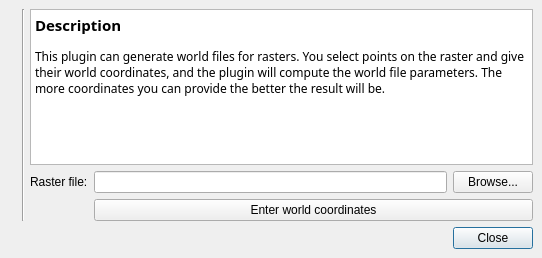
This is src/plugins/georeferencer/pluginguibase.ui in gopal-bhatt/PIHMgis as Qt 5 draws it before an edit. The edited form follows.
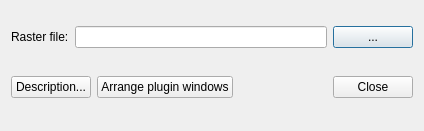
This is the edited form. Icons and pictures are not drawn. Custom widgets are drawn as their Qt base class.

Patch:
```diff
--- a/src/plugins/georeferencer/pluginguibase.ui
+++ b/src/plugins/georeferencer/pluginguibase.ui
@@ -5,61 +5,78 @@
    <rect>
     <x>0</x>
     <y>0</y>
-    <width>542</width>
-    <height>258</height>
+    <width>424</width>
+    <height>131</height>
    </rect>
   </property>
   <property name="windowTitle" >
    <string>Georeferencer</string>
   </property>
   <property name="windowIcon" >
-   <iconset resource="georeferencer.qrc" >:/icon.png</iconset>
+   <iconset/>
   </property>
   <layout class="QGridLayout" >
-   <property name="margin" >
-    <number>9</number>
-   </property>
-   <property name="spacing" >
-    <number>6</number>
-   </property>
-   <item row="1" column="2" >
+   <item row="0" column="0" >
     <widget class="QLabel" name="textLabel1" >
      <property name="text" >
       <string>Raster file:</string>
      </property>
     </widget>
    </item>
-   <item row="0" column="2" colspan="3" >
-    <widget class="QTextEdit" name="textEdit" >
-     <property name="html" >
-      <string>&lt;html>&lt;head>&lt;meta name="qrichtext" content="1" />&lt;/head>&lt;body style=" white-space: pre-wrap; font-family:Sans Serif; font-size:9pt; font-weight:400; font-style:normal; text-decoration:none;">&lt;p style=" margin-top:16px; margin-bottom:12px; margin-left:0px; margin-right:0px; -qt-block-indent:0; text-indent:0px;">&lt;span style=" font-size:11pt; font-weight:600;">Description&lt;/span>&lt;/p>&lt;p style=" margin-top:12px; margin-bottom:12px; margin-left:0px; margin-right:0px; -qt-block-indent:0; text-indent:0px;">This plugin can generate world files for rasters. You select points on the raster and give their world coordinates, and the plugin will compute the world file parameters. The more coordinates you can provide the better the result will be.&lt;/p>&lt;/body>&lt;/html></string>
+   <item row="0" column="1" >
+    <widget class="QLineEdit" name="leSelectRaster" >
+     <property name="sizePolicy" >
+      <sizepolicy vsizetype="Fixed" hsizetype="Expanding" >
+       <horstretch>0</horstretch>
+       <verstretch>0</verstretch>
+      </sizepolicy>
      </property>
     </widget>
    </item>
-   <item rowspan="3" row="0" column="0" >
-    <widget class="QLabel" name="pixmapLabel2" >
-     <property name="maximumSize" >
-      <size>
-       <width>150</width>
-       <height>32767</height>
-      </size>
+   <item row="0" column="2" >
+    <widget class="QPushButton" name="pbnSelectRaster" >
+     <property name="sizePolicy" >
+      <sizepolicy vsizetype="Fixed" hsizetype="Fixed" >
+       <horstretch>0</horstretch>
+       <verstretch>0</verstretch>
+      </sizepolicy>
      </property>
-     <property name="pixmap" >
-      <pixmap resource="georeferencer.qrc" >:/georef.png</pixmap>
+     <property name="text" >
+      <string>...</string>
      </property>
-     <property name="scaledContents" >
-      <bool>true</bool>
-     </property>
     </widget>
    </item>
-   <item row="3" column="0" colspan="5" >
+   <item row="1" column="0" colspan="3" >
     <layout class="QHBoxLayout" >
-     <property name="margin" >
-      <number>0</number>
-     </property>
      <property name="spacing" >
       <number>6</number>
      </property>
+     <property name="leftMargin" >
+      <number>0</number>
+     </property>
+     <property name="topMargin" >
+      <number>0</number>
+     </property>
+     <property name="rightMargin" >
+      <number>0</number>
+     </property>
+     <property name="bottomMargin" >
+      <number>0</number>
+     </property>
+     <item>
+      <widget class="QPushButton" name="pbnDescription" >
+       <property name="text" >
+        <string>Description...</string>
+       </property>
+      </widget>
+     </item>
+     <item>
+      <widget class="QPushButton" name="mArrangeWindowsButton" >
+       <property name="text" >
+        <string>Arrange plugin windows</string>
+       </property>
+      </widget>
+     </item>
      <item>
       <spacer>
        <property name="orientation" >
@@ -70,8 +87,8 @@
        </property>
        <property name="sizeHint" >
         <size>
-         <width>441</width>
-         <height>21</height>
+         <width>141</width>
+         <height>36</height>
         </size>
        </property>
       </spacer>
@@ -85,69 +102,9 @@
      </item>
     </layout>
    </item>
-   <item rowspan="3" row="0" column="1" >
-    <widget class="Line" name="line1" >
-     <property name="maximumSize" >
-      <size>
-       <width>2</width>
-       <height>32767</height>
-      </size>
-     </property>
-     <property name="frameShape" >
-      <enum>QFrame::VLine</enum>
-     </property>
-     <property name="frameShadow" >
-      <enum>QFrame::Sunken</enum>
-     </property>
-     <property name="orientation" >
-      <enum>Qt::Vertical</enum>
-     </property>
-    </widget>
-   </item>
-   <item row="2" column="3" colspan="2" >
-    <widget class="QPushButton" name="pbnEnterWorldCoords" >
-     <property name="text" >
-      <string>Enter world coordinates</string>
-     </property>
-    </widget>
-   </item>
-   <item row="1" column="4" >
-    <widget class="QPushButton" name="pbnSelectRaster" >
-     <property name="sizePolicy" >
-      <sizepolicy>
-       <hsizetype>0</hsizetype>
-       <vsizetype>0</vsizetype>
-       <horstretch>0</horstretch>
-       <verstretch>0</verstretch>
-      </sizepolicy>
-     </property>
-     <property name="text" >
-      <string>Browse...</string>
-     </property>
-    </widget>
-   </item>
-   <item row="1" column="3" >
-    <widget class="QgsFileDropEdit" name="leSelectRaster" >
-     <property name="sizePolicy" >
-      <sizepolicy>
-       <hsizetype>7</hsizetype>
-       <vsizetype>0</vsizetype>
-       <horstretch>0</horstretch>
-       <verstretch>0</verstretch>
-      </sizepolicy>
-     </property>
-    </widget>
-   </item>
   </layout>
  </widget>
  <layoutdefault spacing="6" margin="11" />
- <customwidgets>
-  <customwidget>
-   <class>QgsFileDropEdit</class>
-   <extends>QLineEdit</extends>
-   <header>qgsfiledropedit.h</header>
-  </customwidget>
- </customwidgets>
  <resources>
   <include location="georeferencer.qrc" />
  </resources>
```
